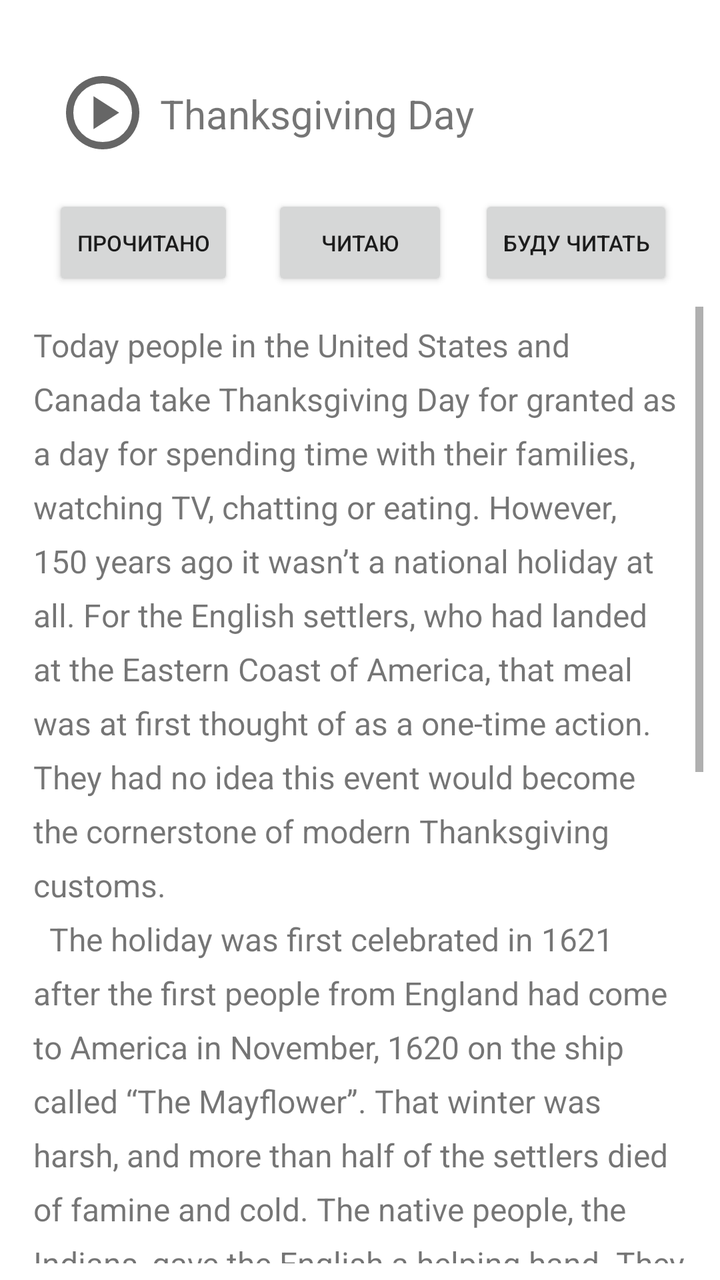
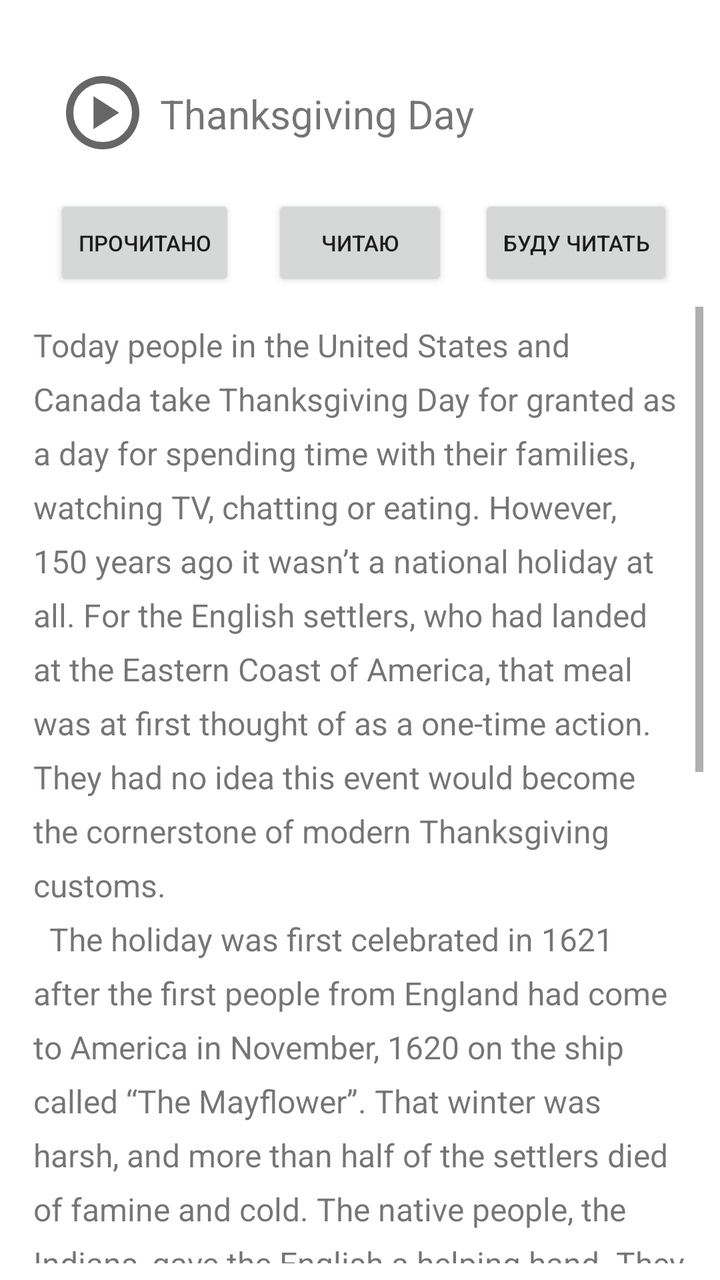

Before-and-after screenshots of an Android layout around one commit, followed by the original layout XML and the change that was made.
<!-- AndroidManifest.xml: application theme Theme.LanguageLeap -->
<!-- res/layout/fragment_text.xml -->
<?xml version="1.0" encoding="utf-8"?>
<FrameLayout xmlns:android="http://schemas.android.com/apk/res/android"
    xmlns:app="http://schemas.android.com/apk/res-auto"
    xmlns:tools="http://schemas.android.com/tools"
    android:layout_width="match_parent"
    android:layout_height="match_parent"
    android:padding="25px"
    tools:context=".ui.text.TextFragment">

    <androidx.constraintlayout.widget.ConstraintLayout
        android:layout_width="match_parent"
        android:layout_height="match_parent">

        <Button
            android:id="@+id/button3"
            android:layout_width="wrap_content"
            android:layout_height="wrap_content"
            android:text="Буду читать"
            android:textSize="11sp"
            app:layout_constraintEnd_toEndOf="parent"
            app:layout_constraintStart_toEndOf="@+id/button4"
            app:layout_constraintTop_toTopOf="@+id/button4" />

        <Button
            android:id="@+id/button4"
            android:layout_width="wrap_content"
            android:layout_height="wrap_content"
            android:layout_marginTop="8dp"
            android:text="Читаю"
            android:textSize="11sp"
            app:layout_constraintEnd_toEndOf="parent"
            app:layout_constraintStart_toStartOf="parent"
            app:layout_constraintTop_toBottomOf="@+id/textView9" />

        <Button
            android:id="@+id/button11"
            android:layout_width="wrap_content"
            android:layout_height="wrap_content"
            android:text="Прочитано"
            android:textSize="11sp"
            app:layout_constraintEnd_toStartOf="@+id/button4"
            app:layout_constraintHorizontal_bias="0.484"
            app:layout_constraintStart_toStartOf="parent"
            app:layout_constraintTop_toTopOf="@+id/button4" />

        <ImageButton
            android:id="@+id/imageButton"
            android:layout_width="70dp"
            android:layout_height="64dp"
            android:layout_marginStart="8dp"
            android:layout_marginTop="16dp"
            android:backgroundTint="@color/white"
            android:scaleType="fitCenter"
            android:src="@drawable/play_circle_24px"
            app:layout_constraintStart_toStartOf="parent"
            app:layout_constraintTop_toTopOf="parent" />

        <TextView
            android:id="@+id/textView9"
            android:layout_width="285dp"
            android:layout_height="65dp"
            android:gravity="center_vertical"
            android:text="Thanksgiving Day"

            android:textSize="20sp"
            app:layout_constraintEnd_toEndOf="parent"
            app:layout_constraintHorizontal_bias="0.333"
            app:layout_constraintStart_toEndOf="@+id/imageButton"
            app:layout_constraintTop_toTopOf="@+id/imageButton" />

        <ScrollView
            android:layout_width="match_parent"
            android:layout_height="0dp"
            android:layout_marginTop="8dp"
            app:layout_constraintBottom_toBottomOf="parent"
            app:layout_constraintEnd_toEndOf="parent"
            app:layout_constraintStart_toStartOf="parent"
            app:layout_constraintTop_toBottomOf="@+id/button4">

            <LinearLayout
                android:layout_width="match_parent"
                android:layout_height="match_parent"
                android:orientation="vertical">

                <TextView
                    android:id="@+id/textView10"
                    android:layout_width="wrap_content"
                    android:layout_height="wrap_content"
                    android:layout_margin="25px"
                    android:lineSpacingExtra="8sp"
                    android:text="Today people in the United States and Canada take Thanksgiving Day for granted as a day for spending time with their families, watching TV, chatting or eating. However, 150 years ago it wasn’t a national holiday at all. For the English settlers, who had landed at the Eastern Coast of America, that meal was at first thought of as a one-time action. They had no idea this event would become the cornerstone of modern Thanksgiving customs.\n

The holiday was first celebrated in 1621 after the first people from England had come to America in November, 1620 on the ship called “The Mayflower”. That winter was harsh, and more than half of the settlers died of famine and cold. The native people, the Indians, gave the English a helping hand. They brought them some corn, which the settlers planted in spring. The English worked hard to cultivate it and in autumn they gathered a successful crop. So they decided to thank the Indians and to invite them to a harvest feast.\n

The first celebration was different from modern traditions. There were no potatoes, no pies and no cranberries. There was duck or goose, and a bit of fish there. Today Thanksgiving meal is a bountiful dinner for overeating, with roast turkey, sweet potatoes, cranberry sauce, pumpkin pie and many other autumn treats.\n

Thanksgiving Day is one of the few annual special occasions when, on the fourth Thursday of November, families all get together to celebrate and give thanks for the harvest."
                    android:textSize="16sp" />

            </LinearLayout>
        </ScrollView>

    </androidx.constraintlayout.widget.ConstraintLayout>
</FrameLayout>
<!-- resources referenced by this layout -->
<resources>
  <color name="white">#FFFFFFFF</color>
  <!-- drawable play_circle_24px (drawable) -->
  <vector xmlns:android="http://schemas.android.com/apk/res/android"
      android:width="24dp"
      android:height="24dp"
      android:viewportWidth="960"
      android:viewportHeight="960"
      android:tint="?attr/colorControlNormal">
    <path
        android:fillColor="@android:color/white"
        android:pathData="M380,660L660,480L380,300L380,660ZM480,880Q397,880 324,848.5Q251,817 197,763Q143,709 111.5,636Q80,563 80,480Q80,397 111.5,324Q143,251 197,197Q251,143 324,111.5Q397,80 480,80Q563,80 636,111.5Q709,143 763,197Q817,251 848.5,324Q880,397 880,480Q880,563 848.5,636Q817,709 763,763Q709,817 636,848.5Q563,880 480,880ZM480,800Q614,800 707,707Q800,614 800,480Q800,346 707,253Q614,160 480,160Q346,160 253,253Q160,346 160,480Q160,614 253,707Q346,800 480,800ZM480,480Q480,480 480,480Q480,480 480,480Q480,480 480,480Q480,480 480,480Q480,480 480,480Q480,480 480,480Q480,480 480,480Q480,480 480,480Z"/>
  </vector>
  <style name="Theme.LanguageLeap" parent="Theme.MaterialComponents.DayNight.DarkActionBar">
          
          <item name="colorPrimary">@color/purple_500</item>
          <item name="colorPrimaryVariant">@color/purple_700</item>
          <item name="colorOnPrimary">@color/white</item>
          
          <item name="colorSecondary">@color/teal_200</item>
          <item name="colorSecondaryVariant">@color/teal_700</item>
          <item name="colorOnSecondary">@color/black</item>
          
          <item name="android:statusBarColor">?attr/colorPrimaryVariant</item>
          
      </style>
  <color name="purple_500">#FF6200EE</color>
  <color name="purple_700">#FF3700B3</color>
  <color name="teal_200">#FF03DAC5</color>
  <color name="teal_700">#FF018786</color>
  <color name="black">#FF000000</color>
</resources>

<!-- the commit's change to res/layout/fragment_text.xml (unified diff, before → after) -->
@@ -19,7 +19,8 @@
             android:textSize="11sp"
             app:layout_constraintEnd_toEndOf="parent"
             app:layout_constraintStart_toEndOf="@+id/button4"
-            app:layout_constraintTop_toTopOf="@+id/button4" />
+            app:layout_constraintTop_toTopOf="@+id/button4"
+          />
 
         <Button
             android:id="@+id/button4"
@@ -34,12 +35,12 @@
 
         <Button
             android:id="@+id/button11"
+
             android:layout_width="wrap_content"
             android:layout_height="wrap_content"
             android:text="Прочитано"
             android:textSize="11sp"
             app:layout_constraintEnd_toStartOf="@+id/button4"
-            app:layout_constraintHorizontal_bias="0.484"
             app:layout_constraintStart_toStartOf="parent"
             app:layout_constraintTop_toTopOf="@+id/button4" />
 
<!-- resource entries referenced after the edit -->
@@ -26,7 +26,7 @@
           
       </style>
   <color name="purple_500">#FF6200EE</color>
-  <color name="purple_700">#FF3700B3</color>
+  <color name="purple_700">#21006B</color>
   <color name="teal_200">#FF03DAC5</color>
   <color name="teal_700">#FF018786</color>
   <color name="black">#FF000000</color>
